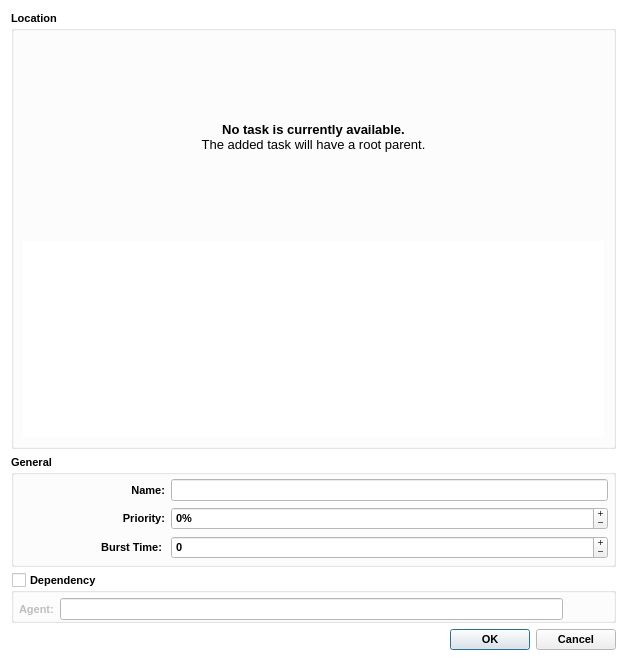
Above: ui/dialogs/taskedit.ui from amirmohsen1384/legendary-os before the change. Below: the same form after it.
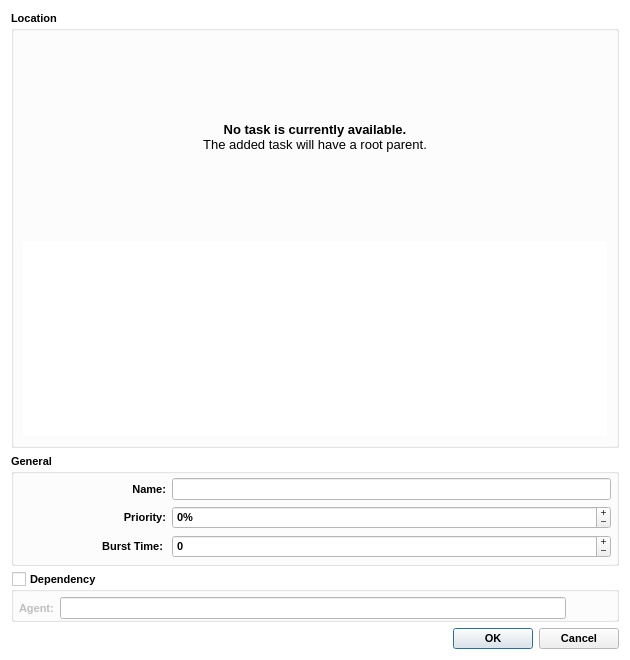
That is the form after the change. Icons and pictures are not drawn.

Patch:
```diff
--- a/ui/dialogs/taskedit.ui
+++ b/ui/dialogs/taskedit.ui
@@ -6,8 +6,8 @@
    <rect>
     <x>0</x>
     <y>0</y>
-    <width>627</width>
-    <height>661</height>
+    <width>630</width>
+    <height>660</height>
    </rect>
   </property>
   <property name="palette">
```
